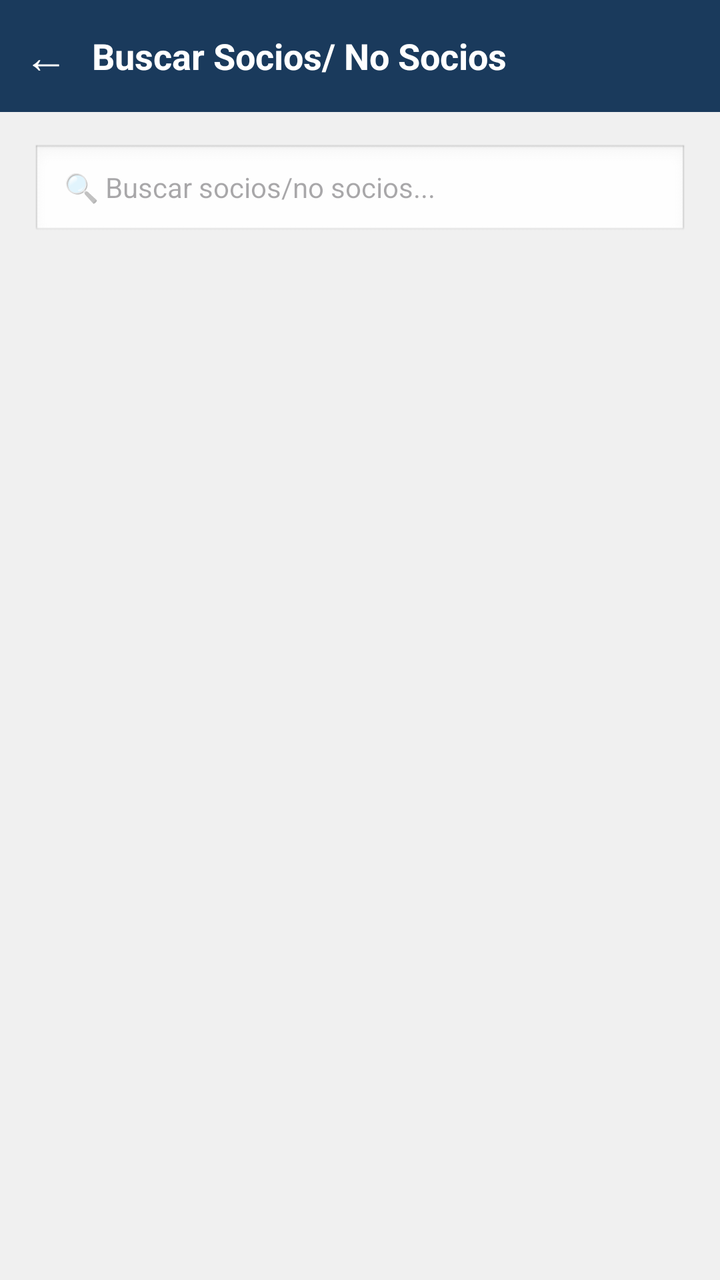
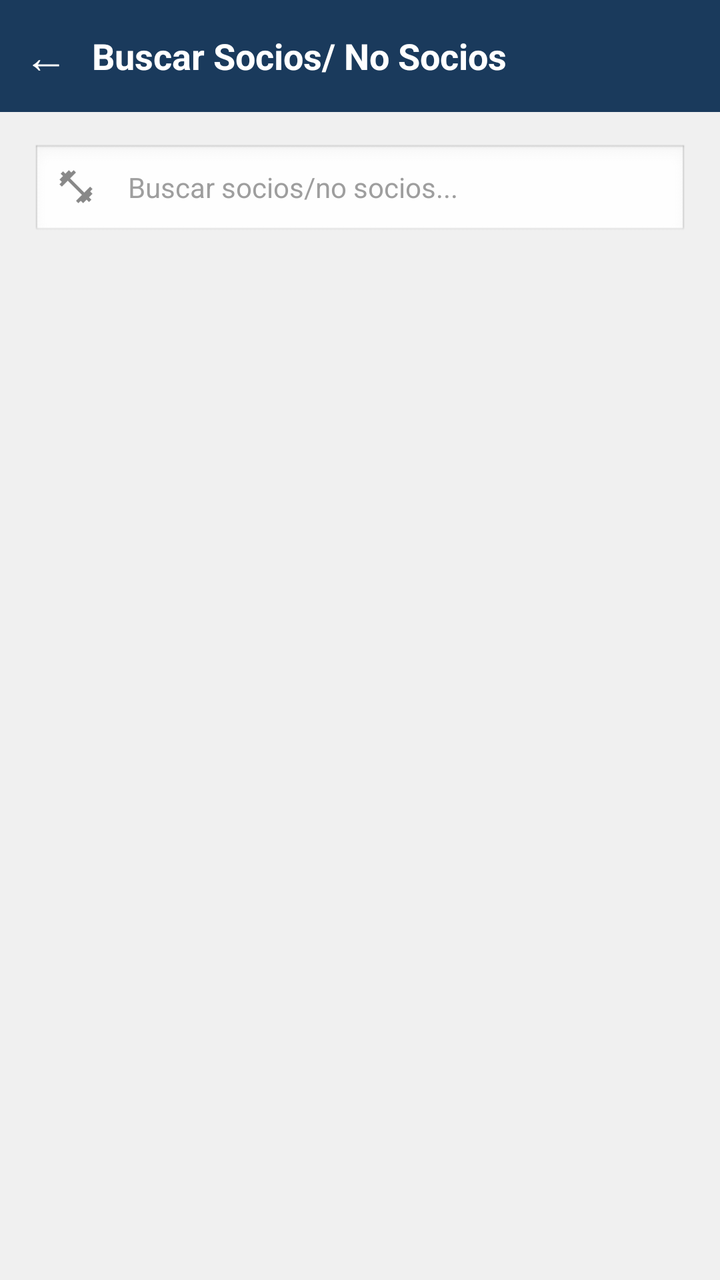

Compare the two renders of this Android layout. The source of the first and the diff that turns it into the second are given below.
<!-- AndroidManifest.xml: application theme Theme.ClubDeportivo -->
<!-- res/layout/activity_buscar_socios_nosocios.xml -->
<?xml version="1.0" encoding="utf-8"?>
<LinearLayout xmlns:android="http://schemas.android.com/apk/res/android"
    xmlns:app="http://schemas.android.com/apk/res-auto"
    android:layout_width="match_parent"
    android:layout_height="match_parent"
    android:orientation="vertical"
    android:background="@color/colorBackgroundGray">

    
    <LinearLayout
        android:layout_width="match_parent"
        android:layout_height="56dp"
        android:background="@color/colorPrimaryDark"
        android:orientation="horizontal"
        android:gravity="center_vertical"
        android:paddingStart="12dp"
        android:paddingEnd="12dp">

        <TextView
            android:id="@+id/btnVolver"
            android:layout_width="wrap_content"
            android:layout_height="wrap_content"
            android:text="←"
            android:textSize="22sp"
            android:textColor="@color/white"
            android:layout_marginEnd="12dp"
            android:clickable="true"
            android:focusable="true"/>

        <TextView
            android:layout_width="wrap_content"
            android:layout_height="wrap_content"
            android:text="Buscar Socios/ No Socios"
            android:textColor="@color/white"
            android:textSize="18sp"
            android:textStyle="bold"/>
    </LinearLayout>

    
    <LinearLayout
        android:layout_width="match_parent"
        android:layout_height="wrap_content"
        android:padding="16dp"
        android:background="@color/colorBackgroundGray">

        <EditText
            android:id="@+id/etBuscar"
            android:layout_width="match_parent"
            android:layout_height="48dp"
            android:hint="@string/buscar_personas"
            android:textSize="14sp"
            android:paddingStart="16dp"
            android:paddingEnd="16dp"
            android:background="@android:drawable/edit_text"
            android:inputType="text"/>
    </LinearLayout>

    
    <ScrollView
        android:layout_width="match_parent"
        android:layout_height="0dp"
        android:layout_weight="1"
        android:paddingStart="16dp"
        android:paddingEnd="16dp">

        <LinearLayout
            android:id="@+id/containerPersonas"
            android:layout_width="match_parent"
            android:layout_height="wrap_content"
            android:orientation="vertical"/>
    </ScrollView>

</LinearLayout>
<!-- resources referenced by this layout -->
<resources>
  <color name="colorBackgroundGray">#F0F0F0</color>
  <color name="colorPrimaryDark">#1A3A5C</color>
  <color name="white">#FFFFFFFF</color>
  <string name="buscar_personas">🔍 Buscar socios/no socios...</string>
  <style name="Theme.ClubDeportivo" parent="Base.Theme.ClubDeportivo" />
  <style name="Base.Theme.ClubDeportivo" parent="Theme.Material3.DayNight.NoActionBar">
          
          
      </style>
</resources>

<!-- the commit's change to res/layout/activity_buscar_socios_nosocios.xml (unified diff, before → after) -->
@@ -43,16 +43,37 @@
         android:padding="16dp"
         android:background="@color/colorBackgroundGray">
 
-        <EditText
-            android:id="@+id/etBuscar"
+        <LinearLayout
             android:layout_width="match_parent"
             android:layout_height="48dp"
-            android:hint="@string/buscar_personas"
-            android:textSize="14sp"
-            android:paddingStart="16dp"
-            android:paddingEnd="16dp"
+            android:orientation="horizontal"
             android:background="@android:drawable/edit_text"
-            android:inputType="text"/>
+            android:gravity="center_vertical"
+            android:paddingStart="12dp"
+            android:paddingEnd="12dp">
+
+            <ImageView
+                android:layout_width="20dp"
+                android:layout_height="20dp"
+                android:src="@drawable/fitness"
+                android:contentDescription="Buscar"
+                android:layout_marginEnd="8dp"
+                app:tint="@color/colorTextMuted"/>
+
+            <EditText
+                android:id="@+id/etBuscar"
+                android:layout_width="0dp"
+                android:layout_height="match_parent"
+                android:layout_weight="1"
+                android:hint="@string/buscar_personas"
+                android:textSize="14sp"
+                android:paddingStart="8dp"
+                android:paddingEnd="8dp"
+                android:background="@android:color/transparent"
+                android:inputType="text"
+                android:textColor="@color/colorTextPrimary"
+                android:textColorHint="@color/colorTextHint"/>
+        </LinearLayout>
     </LinearLayout>
 
     
<!-- resource entries referenced after the edit -->
@@ -2,8 +2,22 @@
 <resources>
   <color name="colorBackgroundGray">#F0F0F0</color>
   <color name="colorPrimaryDark">#1A3A5C</color>
+  <color name="colorTextHint">#9E9E9E</color>
+  <color name="colorTextMuted">#888888</color>
+  <color name="colorTextPrimary">#1A1A1A</color>
   <color name="white">#FFFFFFFF</color>
-  <string name="buscar_personas">🔍 Buscar socios/no socios...</string>
+  <!-- drawable fitness (drawable) -->
+  <vector xmlns:android="http://schemas.android.com/apk/res/android"
+      android:width="24dp"
+      android:height="24dp"
+      android:viewportWidth="960"
+      android:viewportHeight="960"
+      android:tint="?attr/colorControlNormal">
+    <path
+        android:fillColor="@android:color/white"
+        android:pathData="M536,876L480,820L622,678L282,338L140,480L84,424L140,366L84,310L168,226L112,168L168,112L226,168L310,84L366,140L424,84L480,140L338,282L678,622L820,480L876,536L820,594L876,650L792,734L848,792L792,848L734,792L650,876L594,820L536,876Z"/>
+  </vector>
+  <string name="buscar_personas">Buscar socios/no socios...</string>
   <style name="Theme.ClubDeportivo" parent="Base.Theme.ClubDeportivo" />
   <style name="Base.Theme.ClubDeportivo" parent="Theme.Material3.DayNight.NoActionBar">
           
